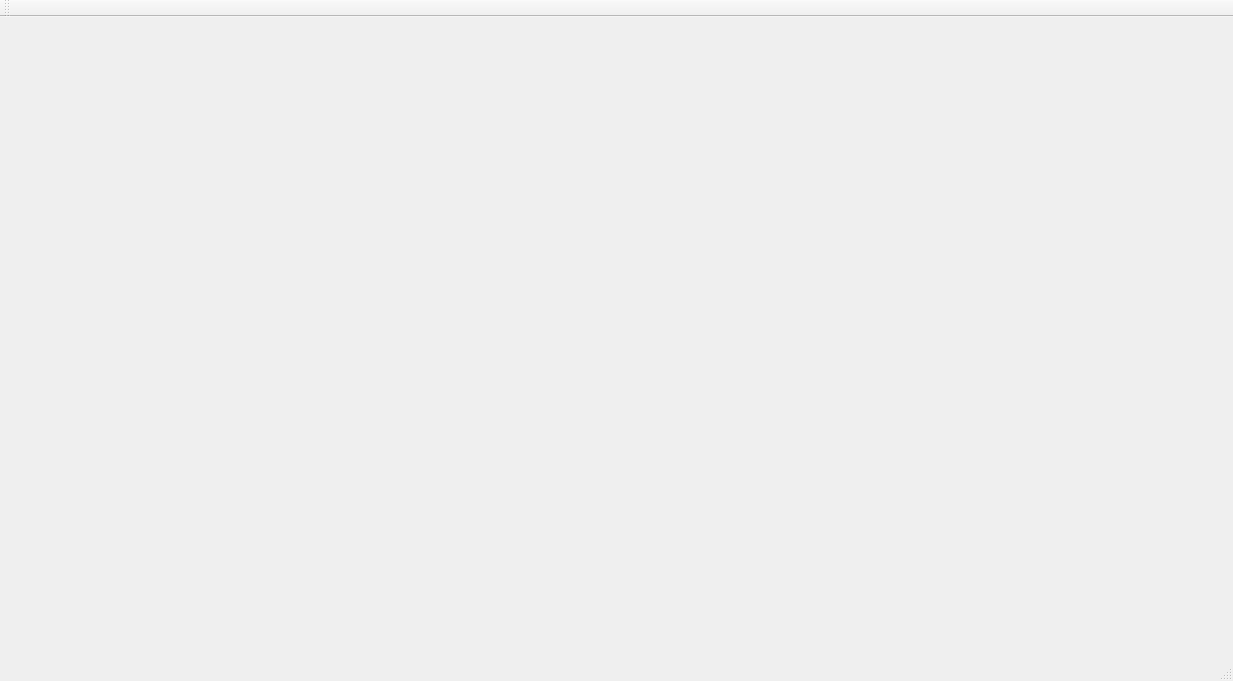
joshjo/computer-vision, file CalibracionQt/mainwindow.ui: the form before one commit.
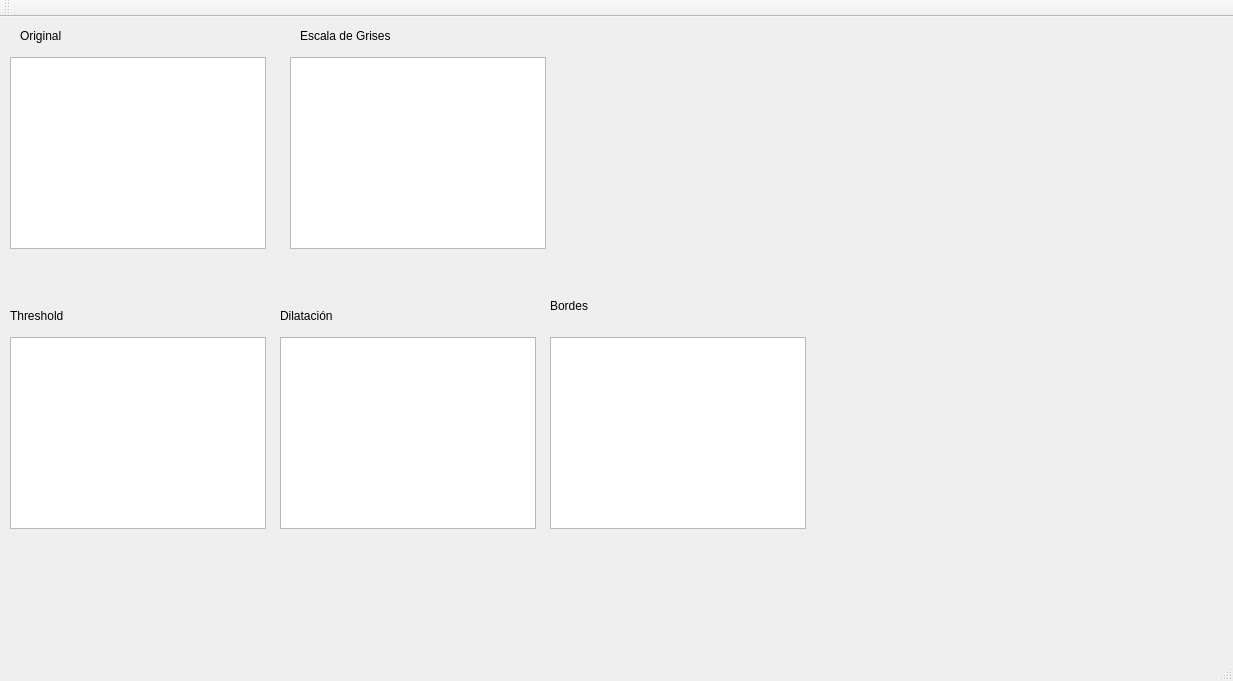
The form after the commit.

Patch:
```diff
--- a/CalibracionQt/mainwindow.ui
+++ b/CalibracionQt/mainwindow.ui
@@ -13,7 +13,123 @@
   <property name="windowTitle">
    <string>MainWindow</string>
   </property>
-  <widget class="QWidget" name="centralWidget"/>
+  <widget class="QWidget" name="centralWidget">
+   <widget class="QGraphicsView" name="gvOriginal">
+    <property name="geometry">
+     <rect>
+      <x>10</x>
+      <y>40</y>
+      <width>256</width>
+      <height>192</height>
+     </rect>
+    </property>
+   </widget>
+   <widget class="QGraphicsView" name="gvGrayScale">
+    <property name="geometry">
+     <rect>
+      <x>290</x>
+      <y>40</y>
+      <width>256</width>
+      <height>192</height>
+     </rect>
+    </property>
+   </widget>
+   <widget class="QGraphicsView" name="gvUmbral">
+    <property name="geometry">
+     <rect>
+      <x>10</x>
+      <y>320</y>
+      <width>256</width>
+      <height>192</height>
+     </rect>
+    </property>
+   </widget>
+   <widget class="QGraphicsView" name="gvDilate">
+    <property name="geometry">
+     <rect>
+      <x>280</x>
+      <y>320</y>
+      <width>256</width>
+      <height>192</height>
+     </rect>
+    </property>
+   </widget>
+   <widget class="QGraphicsView" name="gvEdge">
+    <property name="geometry">
+     <rect>
+      <x>550</x>
+      <y>320</y>
+      <width>256</width>
+      <height>192</height>
+     </rect>
+    </property>
+   </widget>
+   <widget class="QLabel" name="label">
+    <property name="geometry">
+     <rect>
+      <x>20</x>
+      <y>10</y>
+      <width>67</width>
+      <height>17</height>
+     </rect>
+    </property>
+    <property name="text">
+     <string>Original</string>
+    </property>
+   </widget>
+   <widget class="QLabel" name="label_2">
+    <property name="geometry">
+     <rect>
+      <x>300</x>
+      <y>10</y>
+      <width>111</width>
+      <height>17</height>
+     </rect>
+    </property>
+    <property name="text">
+     <string>Escala de Grises</string>
+    </property>
+   </widget>
+   <widget class="QLabel" name="label_3">
+    <property name="geometry">
+     <rect>
+      <x>10</x>
+      <y>290</y>
+      <width>67</width>
+      <height>17</height>
+     </rect>
+    </property>
+    <property name="text">
+     <string>Threshold</string>
+    </property>
+   </widget>
+   <widget class="QLabel" name="label_4">
+    <property name="geometry">
+     <rect>
+      <x>280</x>
+      <y>290</y>
+      <width>67</width>
+      <height>17</height>
+     </rect>
+    </property>
+    <property name="text">
+     <string>Dilatación</string>
+    </property>
+   </widget>
+   <widget class="QLabel" name="label_5">
+    <property name="geometry">
+     <rect>
+      <x>550</x>
+      <y>280</y>
+      <width>67</width>
+      <height>17</height>
+     </rect>
+    </property>
+    <property name="text">
+     <string>Bordes</string>
+    </property>
+   </widget>
+  </widget>
   <widget class="QMenuBar" name="menuBar">
    <property name="geometry">
     <rect>
```
